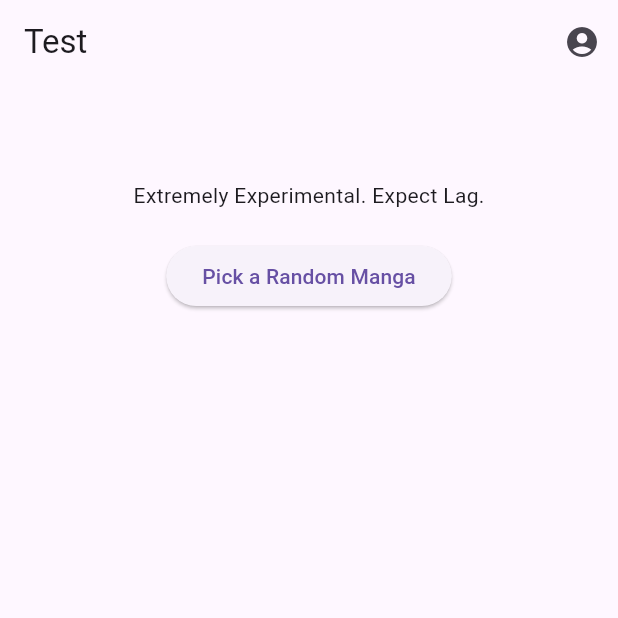
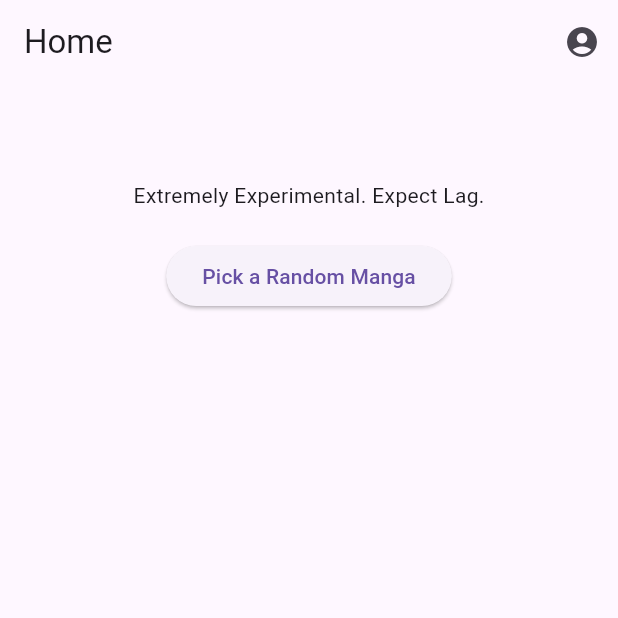
Before and after one commit to fightme4ls/reading_tracker, a Flutter app: the screen it shows after launch, on a phone screen of 412 x 824 dp, the top half of it. Run offline on Flutter 3.47's test engine with Material 3 defaults, Android fonts, the light colour scheme and no system bars; our stand-ins replace cloud_firestore, firebase_auth, firebase_core, hive, hive_flutter; accounts and stored records are empty.

Commit message:
test commit

```diff
--- a/lib/screens/main_screen.dart
+++ b/lib/screens/main_screen.dart
@@ -44,7 +44,7 @@ class _MainScreenState extends State<MainScreen> {
     return Scaffold(
       appBar: _selectedIndex == 0
           ? AppBar(
-        title: Text('Test'),
+        title: Text('Home'),
         actions: [
           IconButton(
             icon: Icon(Icons.account_circle),
```
